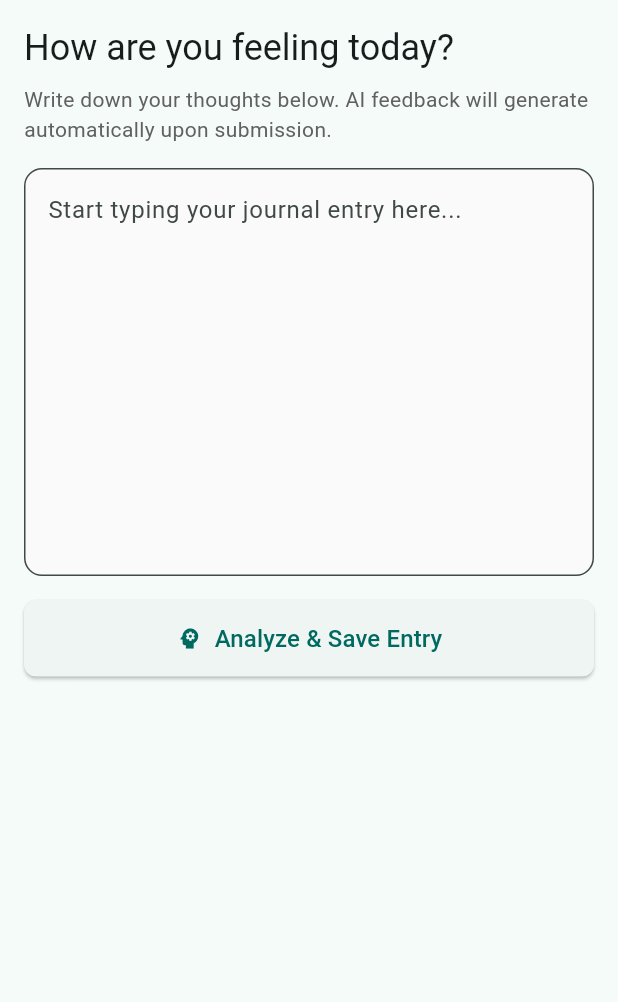
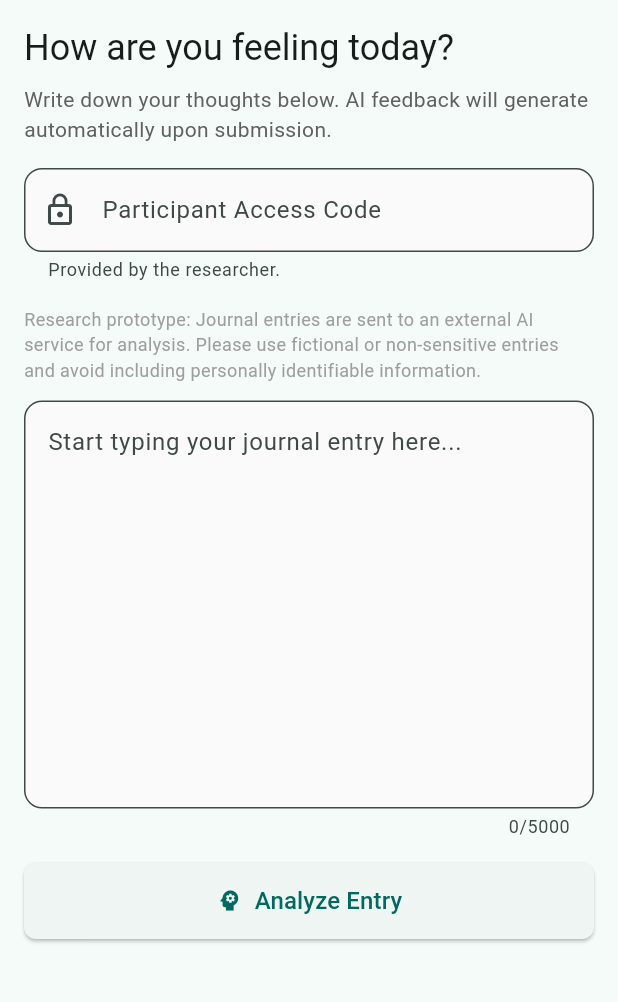
Before and after one commit to RNCDark/Mindful-AI-Journal, a Flutter app: the screen it shows after launch, on a phone screen of 412 x 824 dp, the part 84-1086 px from its top. Run offline on Flutter 3.47's test engine with Material 3 defaults, Android fonts, the phone set to English and light mode, and no system bars.

Commit message:
Updated frontend to include a section where the user could place there access code as well as added a disclamier on how journal is processed.

```diff
--- a/frontend/lib/main.dart
+++ b/frontend/lib/main.dart
@@ -34,6 +34,7 @@ class JournalHomeScreen extends StatefulWidget {
 
 class _JournalHomeScreenState extends State<JournalHomeScreen>{
   final TextEditingController _entryController = TextEditingController();
+  final TextEditingController _accessCodeController = TextEditingController();
   late final JournalApiService _journalService;
   http.Client? _ownedClient;
   bool _isAnalyzing = false;
@@ -58,6 +59,7 @@ class _JournalHomeScreenState extends State<JournalHomeScreen>{
   @override
   void dispose() {
     _entryController.dispose();
+    _accessCodeController.dispose();
     _ownedClient?.close();
     super.dispose();
   }
@@ -65,10 +67,17 @@ class _JournalHomeScreenState extends State<JournalHomeScreen>{
 
   Future<void> _submitEntry() async {
     final  text = _entryController.text.trim();
+    final accessCode = _accessCodeController.text.trim();
+
     if(text.isEmpty){
       ScaffoldMessenger.of(context).showSnackBar(
         const SnackBar(content: Text("Please enter your journal entry before submitting.")),
       );
+      return;
+    }
+
+    if(accessCode.isEmpty){
+      _showErrorSnackBar("Please enter your participant access code.");
       return;
     }
 
@@ -82,7 +91,7 @@ class _JournalHomeScreenState extends State<JournalHomeScreen>{
       // Replace with backend API endpoint
       // Note: if running on Windows desktop/web, 'http://127.0.0.1:8000/api/journal/analyze'
       // Update: Use the JournalApiService to handle the API call
-      final data = await _journalService.analyzeEntry(text);
+      final data = await _journalService.analyzeEntry(text, accessCode: accessCode);
 
       if (!mounted) return;
 
@@ -148,10 +157,42 @@ class _JournalHomeScreenState extends State<JournalHomeScreen>{
               style: Theme.of(context).textTheme.bodyMedium?.copyWith(color: Colors.grey[700]),
             ),
             const SizedBox(height: 16,),
+            // Participant Access Code Input
+            TextField(
+              controller: _accessCodeController,
+              obscureText: true,
+              enabled: !_isAnalyzing,
+              autocorrect: false,
+              enableSuggestions: false,
+              decoration: InputDecoration(
+                labelText: "Participant Access Code",
+                hintText: "Enter your access code",
+                helperText: "Provided by the researcher.",
+                prefixIcon: const Icon(Icons.lock_outline),
+                border: OutlineInputBorder(
+                  borderRadius: BorderRadius.circular(12),
+                ),
+                filled: true,
+                fillColor: Colors.grey[50],
+              ),
+            ),
+            const SizedBox(height: 16),
+            const Text(
+              "Research prototype: Journal entries are sent to an external "
+              "AI service for analysis. Please use fictional or non-sensitive "
+              "entries and avoid including personally identifiable information.",
+              style: TextStyle(
+                fontSize: 12,
+                color: Colors.grey,
+              ),
+            ),
+            const SizedBox(height: 12),
             //Journal Entry Input
             TextField(
               controller: _entryController,
               maxLines: 10,
+              maxLength: 5000,
+              enabled: !_isAnalyzing,
               decoration: InputDecoration(
                 hintText: "Start typing your journal entry here...",
                 border: OutlineInputBorder(
@@ -180,7 +221,7 @@ class _JournalHomeScreenState extends State<JournalHomeScreen>{
               )
               : const Icon(Icons.psychology),
               label: Text(
-                _isAnalyzing ? "Analyzing Entry..." : "Analyze & Save Entry",
+                _isAnalyzing ? "Analyzing Entry..." : "Analyze Entry",
                 style: const TextStyle(fontSize: 16),
               ),
             ),
```
